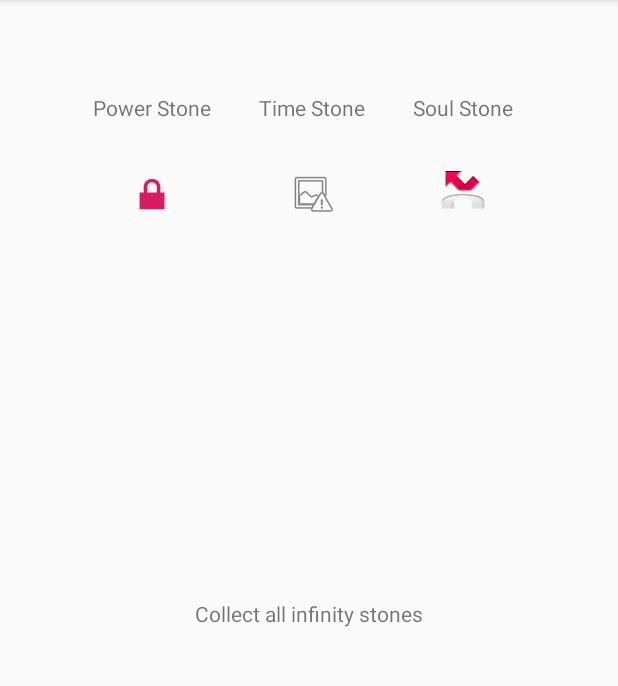
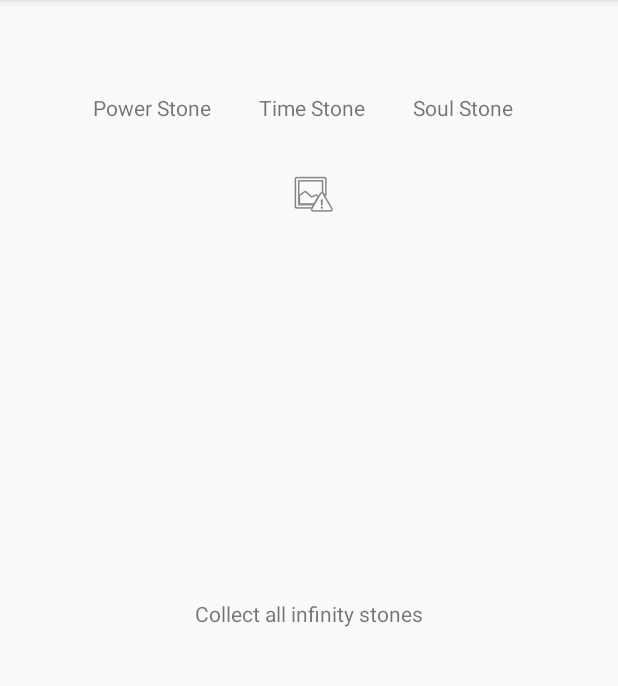
Before and after one commit to tomklecha/IronMan_Stash, an Android app: the screen it shows after launch (MainActivity), on a phone screen of 412 x 824 dp, the part 84-770 px from its top. Run offline under Robolectric (Android 15) with nearby library versions, the phone set to English and light mode, and no system bars.

Commit message:
working IS_database, able to change(update) the value of visibility, next step achieve it in app

```diff
--- a/app/src/main/java/com/tkdev/ironmanstash/MainActivity.java
+++ b/app/src/main/java/com/tkdev/ironmanstash/MainActivity.java
@@ -1,22 +1,34 @@
 package com.tkdev.ironmanstash;
 
+import android.database.sqlite.SQLiteDatabase;
 import android.support.v4.app.FragmentTransaction;
 import android.support.v7.app.AppCompatActivity;
 import android.os.Bundle;
 import android.view.Menu;
 import android.view.MenuInflater;
 import android.view.MenuItem;
+import android.view.View;
 
 import com.tkdev.ironmanstash.infinity_stones.InfinityFragment;
 import com.tkdev.ironmanstash.infinity_stones.SingleStoneCV;
+import com.tkdev.ironmanstash.infinity_stones.database.InfinityStonesDbHelper;
 
 public class MainActivity extends AppCompatActivity {
 
+    SQLiteDatabase sqLiteDatabase;
+    InfinityStonesDbHelper dbHelper;
 
     @Override
     protected void onCreate(Bundle savedInstanceState) {
         super.onCreate(savedInstanceState);
         setContentView(R.layout.activity_main);
+
+        dbHelper = new InfinityStonesDbHelper(this);
+        sqLiteDatabase = dbHelper.getWritableDatabase();
+
+        dbHelper.updateVisibility(sqLiteDatabase,"Power Stone");
+
+
 
         getSupportFragmentManager()
                 .beginTransaction()
@@ -49,4 +61,5 @@ public class MainActivity extends AppCompatActivity {
 
         return super.onOptionsItemSelected(item);
     }
+
 }
--- a/app/src/main/java/com/tkdev/ironmanstash/infinity_stones/InfinityAdapter.java
+++ b/app/src/main/java/com/tkdev/ironmanstash/infinity_stones/InfinityAdapter.java
@@ -30,7 +30,11 @@ public class InfinityAdapter extends RecyclerView.Adapter<InfinityAdapter.Infini
 
     @Override
     public void onBindViewHolder(InfinityViewHolder infinityViewHolder, int position) {
-        infinityViewHolder.stoneImageView.setImageResource(infinityStones.get(position).getImageId());
+        if (infinityStones.get(position).isVisible() == View.VISIBLE) {
+            infinityViewHolder.stoneImageView.setImageResource(infinityStones.get(position).getImageId());
+        } else {
+            infinityViewHolder.stoneImageView.setVisibility(View.INVISIBLE);
+        }
         infinityViewHolder.stoneTextView.setText(infinityStones.get(position).getStoneName());
     }
 
@@ -47,6 +51,7 @@ public class InfinityAdapter extends RecyclerView.Adapter<InfinityAdapter.Infini
         public InfinityViewHolder(View view) {
             super(view);
             stoneImageView = view.findViewById(R.id.recycler_stone_image);
+
             stoneTextView = view.findViewById(R.id.recycler_stone_name);
         }
     }
--- a/app/src/main/java/com/tkdev/ironmanstash/infinity_stones/InfinityFragment.java
+++ b/app/src/main/java/com/tkdev/ironmanstash/infinity_stones/InfinityFragment.java
@@ -4,13 +4,11 @@ package com.tkdev.ironmanstash.infinity_stones;
 import android.os.Bundle;
 import android.support.annotation.Nullable;
 import android.support.v4.app.Fragment;
-import android.support.v4.app.FragmentTransaction;
 import android.support.v7.widget.LinearLayoutManager;
 import android.support.v7.widget.RecyclerView;
 import android.view.LayoutInflater;
 import android.view.View;
 import android.view.ViewGroup;
-import android.widget.Button;
 
 import com.tkdev.ironmanstash.R;
 
@@ -21,6 +19,9 @@ import java.util.ArrayList;
  * A simple {@link Fragment} subclass.
  */
 public class InfinityFragment extends Fragment {
+
+    public static final int STONE_INVISIBLE = View.INVISIBLE;
+    public static final int STONE_VISIBLE = View.VISIBLE;
 
     private RecyclerView recyclerView;
     private InfinityAdapter infinityAdapter;
@@ -49,19 +50,17 @@ public class InfinityFragment extends Fragment {
         super.onActivityCreated(savedInstanceState);
 
         ArrayList<InfinityStones> infinityStones = new ArrayList<>();
-        infinityStones.add(new InfinityStones(android.R.drawable.ic_lock_lock, "Power Stone"));
-        infinityStones.add(new InfinityStones(android.R.drawable.ic_menu_report_image, "Time Stone"));
-        infinityStones.add(new InfinityStones(android.R.drawable.sym_call_missed, "Soul Stone"));
-        infinityStones.add(new InfinityStones(android.R.drawable.arrow_down_float, "Reality Stone"));
-        infinityStones.add(new InfinityStones(android.R.drawable.arrow_up_float, "Mind Stone"));
-        infinityStones.add(new InfinityStones(android.R.drawable.dialog_frame, "Space Stone"));
+        infinityStones.add(new InfinityStones(android.R.drawable.ic_lock_lock, "Power Stone", STONE_INVISIBLE));
+        infinityStones.add(new InfinityStones(android.R.drawable.ic_menu_report_image, "Time Stone",STONE_VISIBLE));
+        infinityStones.add(new InfinityStones(android.R.drawable.sym_call_missed, "Soul Stone", STONE_INVISIBLE));
+        infinityStones.add(new InfinityStones(android.R.drawable.arrow_down_float, "Reality Stone", STONE_INVISIBLE));
+        infinityStones.add(new InfinityStones(android.R.drawable.arrow_up_float, "Mind Stone", STONE_INVISIBLE));
+        infinityStones.add(new InfinityStones(android.R.drawable.dialog_frame, "Space Stone", STONE_INVISIBLE));
 
 
         infinityAdapter = new InfinityAdapter(getContext(), infinityStones);
 
         recyclerView.setAdapter(infinityAdapter);
 
-
-
         }
     }
--- a/app/src/main/java/com/tkdev/ironmanstash/infinity_stones/InfinityStones.java
+++ b/app/src/main/java/com/tkdev/ironmanstash/infinity_stones/InfinityStones.java
@@ -4,10 +4,12 @@ public class InfinityStones{
 
     private int imageId;
     private String stoneName;
+    private int isVisible;
 
-    public InfinityStones(int imageId, String stoneName) {
+    public InfinityStones(int imageId, String stoneName, int isVisible) {
         this.imageId = imageId;
         this.stoneName = stoneName;
+        this.isVisible = isVisible;
     }
 
     public int getImageId() {
@@ -17,4 +19,12 @@ public class InfinityStones{
     public String getStoneName() {
         return stoneName;
     }
+
+    public int isVisible() {
+        return isVisible;
+    }
+
+    public void setVisible(int visible) {
+        isVisible = visible;
+    }
 }
--- a/app/src/main/java/com/tkdev/ironmanstash/infinity_stones/SingleStoneCV.java
+++ b/app/src/main/java/com/tkdev/ironmanstash/infinity_stones/SingleStoneCV.java
@@ -51,6 +51,8 @@ public class SingleStoneCV extends Fragment {
                 if (passwordInput.equals(passwordExpected)) {
                     Toast.makeText(getContext(), passwordInput, Toast.LENGTH_SHORT).show();
                     getFragmentManager().popBackStack();
+
+
                 }
                 Toast.makeText(getContext(), passwordInput + " expected : " + passwordExpected  , Toast.LENGTH_SHORT).show();
             }
--- a/app/src/main/java/com/tkdev/ironmanstash/infinity_stones/database/StoneDbHelper.java
+++ b/app/src/main/java/com/tkdev/ironmanstash/infinity_stones/database/DetailStoneDbHelper.java
@@ -1,4 +1,4 @@
 package com.tkdev.ironmanstash.infinity_stones.database;
 
-public class StoneDbHelper {
+public class DetailStoneDbHelper {
 }
--- /dev/null
+++ b/app/src/main/java/com/tkdev/ironmanstash/infinity_stones/database/InfinityStonesDbHelper.java
@@ -0,0 +1,93 @@
+package com.tkdev.ironmanstash.infinity_stones.database;
+
+import android.content.ContentValues;
+import android.content.Context;
+import android.database.sqlite.SQLiteDatabase;
+import android.database.sqlite.SQLiteOpenHelper;
+import android.view.View;
+
+import com.tkdev.ironmanstash.infinity_stones.InfinityStones;
+
+import static com.tkdev.ironmanstash.infinity_stones.database.StoneContract.DETAIL_TABLE;
+import static com.tkdev.ironmanstash.infinity_stones.database.StoneContract.DetailStoneEntry.COLUMN_DETAIL_COLOR;
+import static com.tkdev.ironmanstash.infinity_stones.database.StoneContract.DetailStoneEntry.COLUMN_DETAIL_NAME;
+import static com.tkdev.ironmanstash.infinity_stones.database.StoneContract.DetailStoneEntry.COLUMN_DETAIL_PASSWORD;
+import static com.tkdev.ironmanstash.infinity_stones.database.StoneContract.DetailStoneEntry.COLUMN_DETAIL_QUEST;
+import static com.tkdev.ironmanstash.infinity_stones.database.StoneContract.IF_TABLE;
+import static com.tkdev.ironmanstash.infinity_stones.database.StoneContract.InfinityStonesEntry.COLUMN_STONE_IMAGE;
+import static com.tkdev.ironmanstash.infinity_stones.database.StoneContract.InfinityStonesEntry.COLUMN_STONE_NAME;
+import static com.tkdev.ironmanstash.infinity_stones.database.StoneContract.InfinityStonesEntry.COLUMN_STONE_VISIBILITY;
+
+public class InfinityStonesDbHelper extends SQLiteOpenHelper {
+
+    private static final int DB_VERSION = 2;
+    private static final String INFINITY_STONES_DB = "infinity_stones.db";
+    private static final String CREATE_TABLE = "CREATE TABLE ";
+    private static final String IF_NOT_EXISTS = " IF NOT EXISTS ";
+    private static final int STONE_INVISIBLE = View.INVISIBLE;
+    private static final int STONE_VISIBLE = View.VISIBLE;
+
+    public InfinityStonesDbHelper(Context context) {
+        super(context, INFINITY_STONES_DB, null, DB_VERSION);
+    }
+
+    @Override
+    public void onCreate(SQLiteDatabase db) {
+        db.execSQL(CREATE_TABLE + IF_NOT_EXISTS + DETAIL_TABLE +
+                "(" +
+                COLUMN_DETAIL_NAME + " TEXT NOT NULL, " +
+                COLUMN_DETAIL_COLOR + " INTEGER NOT NULL, " +
+                COLUMN_DETAIL_QUEST + " TEXT NOT NULL, " +
+                COLUMN_DETAIL_PASSWORD + " TEXT NOT NULL" +
+                ")");
+
+
+        db.execSQL(CREATE_TABLE + IF_NOT_EXISTS + IF_TABLE +
+                "(" +
+                COLUMN_STONE_NAME + " TEXT NOT NUll, " +
+                COLUMN_STONE_IMAGE + " INTEGER NOT NULL, " +
+                COLUMN_STONE_VISIBILITY + " NUMERIC DEFAULT 0" +
+                ")");
+
+        insertStones(db,"Power Stone", android.R.drawable.ic_lock_lock, STONE_INVISIBLE);
+        insertStones(db,"Time Stone",android.R.drawable.ic_menu_report_image, STONE_VISIBLE);
+        insertStones(db,"Soul Stone",android.R.drawable.sym_call_missed, STONE_INVISIBLE);
+        insertStones(db,"Reality Stone",android.R.drawable.arrow_down_float,  STONE_INVISIBLE);
+        insertStones(db,"Mind Stone",android.R.drawable.arrow_up_float,  STONE_INVISIBLE);
+        insertStones(db,"Space Stone",android.R.drawable.dialog_frame,  STONE_INVISIBLE);
+    }
+
+    @Override
+    public void onUpgrade(SQLiteDatabase db, int oldVersion, int newVersion) {
+
+    }
+
+    private void insertDetail(SQLiteDatabase db, String name, int color, String quest, String password ){
+        ContentValues values = new ContentValues();
+        values.put(COLUMN_DETAIL_NAME, name);
+        values.put(COLUMN_DETAIL_COLOR, color);
+        values.put(COLUMN_DETAIL_QUEST, quest);
+        values.put(COLUMN_DETAIL_PASSWORD, password);
+
+        db.insert(DETAIL_TABLE, null, values);
+    }
+
+    private void insertStones(SQLiteDatabase db, String name, int image, int isVisible ){
+        ContentValues values = new ContentValues();
+        values.put(COLUMN_STONE_NAME, name);
+        values.put(COLUMN_STONE_IMAGE, image);
+        values.put(COLUMN_STONE_VISIBILITY, isVisible);
+
+        db.insert(IF_TABLE, null, values);
+    }
+
+    public void updateVisibility(SQLiteDatabase db, String stoneName){
+
+        db.execSQL("UPDATE " + IF_TABLE + " SET " +
+                COLUMN_STONE_VISIBILITY + " = 0 WHERE "
+                + COLUMN_STONE_NAME + " = \""+ stoneName  + "\"");
+
+
+
+    }
+}
--- a/app/src/main/java/com/tkdev/ironmanstash/infinity_stones/database/StoneContract.java
+++ b/app/src/main/java/com/tkdev/ironmanstash/infinity_stones/database/StoneContract.java
@@ -1,15 +1,27 @@
 package com.tkdev.ironmanstash.infinity_stones.database;
 
+import android.database.sqlite.SQLiteDatabase;
 import android.provider.BaseColumns;
 
 public class StoneContract {
 
-    public static final String STONE_TABLE = "stones";
 
-    public static final class StoneEntry implements BaseColumns {
+    public static final String DETAIL_TABLE = "details";
+    public static final String IF_TABLE = "infinity_stones";
+
+    public static final class DetailStoneEntry implements BaseColumns {
+        public static final String COLUMN_DETAIL_NAME = "name";
+        public static final String COLUMN_DETAIL_COLOR = "color";
+        public static final String COLUMN_DETAIL_QUEST = "quest";
+        public static final String COLUMN_DETAIL_PASSWORD = "password";
+    }
+
+    public static final class InfinityStonesEntry implements BaseColumns {
         public static final String COLUMN_STONE_NAME = "name";
-        public static final String COLUMN_STONE_COLOR = "color";
-        public static final String COLUMN_STONE_QUEST = "quest";
-        public static final String COLUMN_STONE_PASSWORD = "color";
+        public static final String COLUMN_STONE_IMAGE = "image_resource";
+        public static final String COLUMN_STONE_VISIBILITY = "visibility";
+
     }
+
+
 }
```
